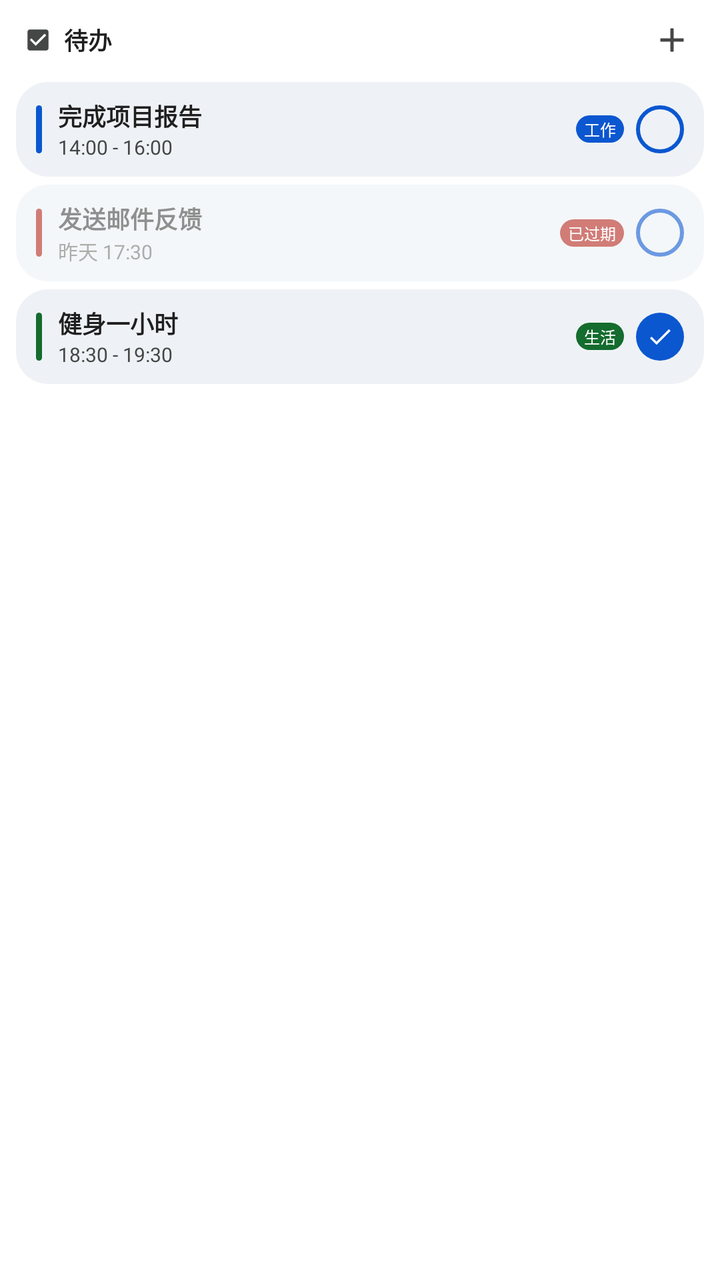
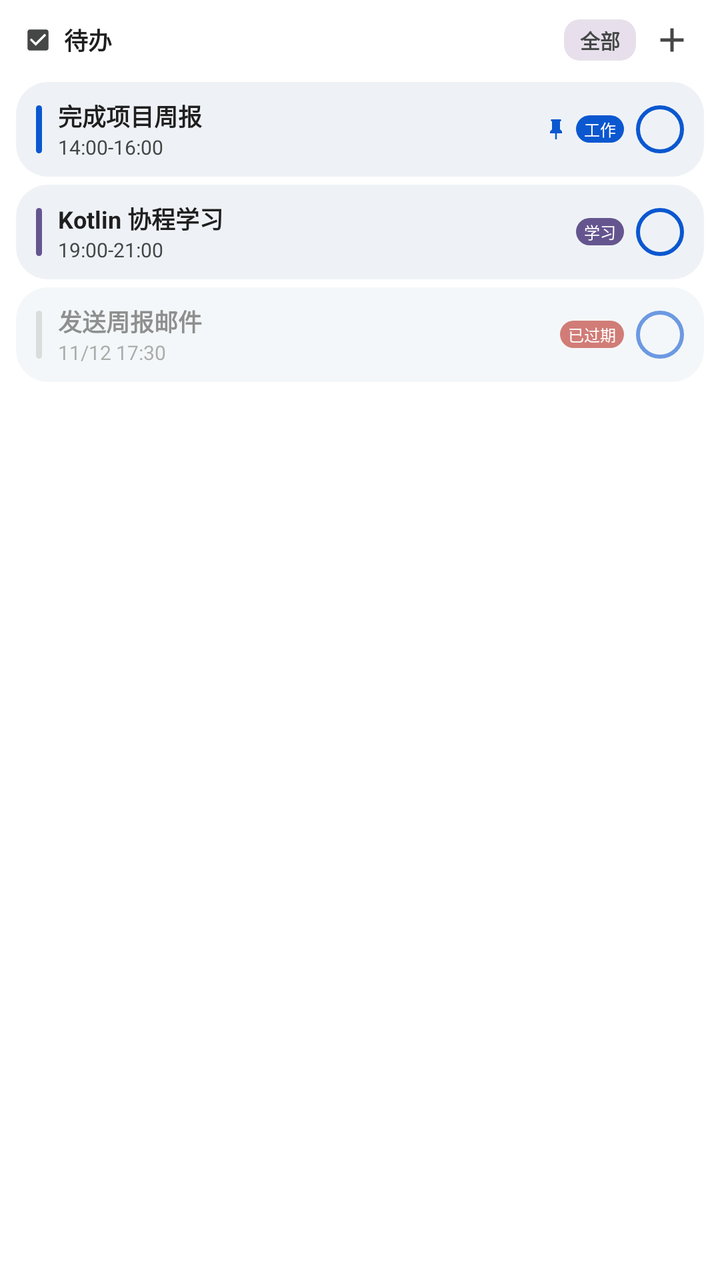

Two renders of the same Android screen: before a commit and after it. Below are the layout's source before the change and the commit's diff.
<!-- AndroidManifest.xml: application theme Theme.LiteTask -->
<!-- res/layout/widget_task_list_preview.xml -->
<?xml version="1.0" encoding="utf-8"?>
<LinearLayout xmlns:android="http://schemas.android.com/apk/res/android"
    android:layout_width="match_parent"
    android:layout_height="match_parent"
    android:orientation="vertical"
    android:background="@drawable/widget_background"
    android:paddingBottom="16dp">

    
    <LinearLayout
        android:layout_width="match_parent"
        android:layout_height="wrap_content"
        android:orientation="horizontal"
        android:gravity="center_vertical"
        android:paddingStart="12dp"
        android:paddingEnd="12dp"
        android:paddingTop="8dp"
        android:paddingBottom="8dp">

        <ImageView
            android:layout_width="14dp"
            android:layout_height="14dp"
            android:src="@drawable/ic_widget_task"
            android:contentDescription="@null" />

        <TextView
            android:layout_width="0dp"
            android:layout_height="wrap_content"
            android:layout_weight="1"
            android:layout_marginStart="6dp"
            android:text="@string/widget_task_list_title"
            android:textColor="@color/on_surface"
            android:textSize="12sp"
            android:textStyle="bold" />

        <ImageView
            android:layout_width="24dp"
            android:layout_height="24dp"
            android:padding="2dp"
            android:src="@drawable/ic_widget_add"
            android:contentDescription="@null" />
    </LinearLayout>

    
    <LinearLayout
        android:layout_width="match_parent"
        android:layout_height="wrap_content"
        android:orientation="horizontal"
        android:gravity="center_vertical"
        android:background="@drawable/widget_item_background"
        android:paddingStart="10dp"
        android:paddingEnd="10dp"
        android:paddingTop="8dp"
        android:paddingBottom="8dp"
        android:layout_marginStart="8dp"
        android:layout_marginEnd="8dp"
        android:layout_marginTop="1dp"
        android:layout_marginBottom="3dp">

        <ImageView
            android:layout_width="3dp"
            android:layout_height="24dp"
            android:src="@drawable/widget_type_indicator_work"
            android:scaleType="fitXY"
            android:contentDescription="@null" />

        <LinearLayout
            android:layout_width="0dp"
            android:layout_height="wrap_content"
            android:layout_weight="1"
            android:orientation="vertical"
            android:layout_marginStart="8dp"
            android:layout_marginEnd="6dp">

            <TextView
                android:layout_width="match_parent"
                android:layout_height="wrap_content"
                android:text="完成项目报告"
                android:textColor="@color/on_surface"
                android:textSize="12sp"
                android:textStyle="bold"
                android:maxLines="1" />

            <TextView
                android:layout_width="wrap_content"
                android:layout_height="wrap_content"
                android:text="14:00 - 16:00"
                android:textColor="@color/on_surface_variant"
                android:textSize="10sp" />
        </LinearLayout>

        <TextView
            android:layout_width="wrap_content"
            android:layout_height="wrap_content"
            android:layout_marginEnd="6dp"
            android:paddingHorizontal="4dp"
            android:paddingVertical="1dp"
            android:background="@drawable/widget_badge_work"
            android:text="@string/task_type_work"
            android:textColor="@android:color/white"
            android:textSize="8sp" />

        <ImageView
            android:layout_width="24dp"
            android:layout_height="24dp"
            android:src="@drawable/widget_checkbox_unchecked"
            android:contentDescription="@null" />
    </LinearLayout>

    
    <LinearLayout
        android:layout_width="match_parent"
        android:layout_height="wrap_content"
        android:orientation="horizontal"
        android:gravity="center_vertical"
        android:background="@drawable/widget_item_background"
        android:paddingStart="10dp"
        android:paddingEnd="10dp"
        android:paddingTop="8dp"
        android:paddingBottom="8dp"
        android:layout_marginStart="8dp"
        android:layout_marginEnd="8dp"
        android:layout_marginTop="1dp"
        android:layout_marginBottom="3dp"
        android:alpha="0.6">

        <ImageView
            android:layout_width="3dp"
            android:layout_height="24dp"
            android:src="@drawable/widget_type_indicator_urgent"
            android:scaleType="fitXY"
            android:contentDescription="@null" />

        <LinearLayout
            android:layout_width="0dp"
            android:layout_height="wrap_content"
            android:layout_weight="1"
            android:orientation="vertical"
            android:layout_marginStart="8dp"
            android:layout_marginEnd="6dp">

            <TextView
                android:layout_width="match_parent"
                android:layout_height="wrap_content"
                android:text="发送邮件反馈"
                android:textColor="@color/on_surface_variant"
                android:textSize="12sp"
                android:textStyle="bold"
                android:maxLines="1" />

            <TextView
                android:layout_width="wrap_content"
                android:layout_height="wrap_content"
                android:text="昨天 17:30"
                android:textColor="@color/outline"
                android:textSize="10sp" />
        </LinearLayout>

        <TextView
            android:layout_width="wrap_content"
            android:layout_height="wrap_content"
            android:layout_marginEnd="6dp"
            android:paddingHorizontal="4dp"
            android:paddingVertical="1dp"
            android:background="@drawable/widget_urgent_badge"
            android:text="@string/expired_tasks_header"
            android:textColor="@android:color/white"
            android:textSize="8sp" />

        <ImageView
            android:layout_width="24dp"
            android:layout_height="24dp"
            android:src="@drawable/widget_checkbox_unchecked"
            android:contentDescription="@null" />
    </LinearLayout>

    
    <LinearLayout
        android:layout_width="match_parent"
        android:layout_height="wrap_content"
        android:orientation="horizontal"
        android:gravity="center_vertical"
        android:background="@drawable/widget_item_background"
        android:paddingStart="10dp"
        android:paddingEnd="10dp"
        android:paddingTop="8dp"
        android:paddingBottom="8dp"
        android:layout_marginStart="8dp"
        android:layout_marginEnd="8dp"
        android:layout_marginTop="1dp"
        android:layout_marginBottom="3dp">

        <ImageView
            android:layout_width="3dp"
            android:layout_height="24dp"
            android:src="@drawable/widget_type_indicator_life"
            android:scaleType="fitXY"
            android:contentDescription="@null" />

        <LinearLayout
            android:layout_width="0dp"
            android:layout_height="wrap_content"
            android:layout_weight="1"
            android:orientation="vertical"
            android:layout_marginStart="8dp"
            android:layout_marginEnd="6dp">

            <TextView
                android:layout_width="match_parent"
                android:layout_height="wrap_content"
                android:text="健身一小时"
                android:textColor="@color/on_surface"
                android:textSize="12sp"
                android:textStyle="bold"
                android:maxLines="1" />

            <TextView
                android:layout_width="wrap_content"
                android:layout_height="wrap_content"
                android:text="18:30 - 19:30"
                android:textColor="@color/on_surface_variant"
                android:textSize="10sp" />
        </LinearLayout>

        <TextView
            android:layout_width="wrap_content"
            android:layout_height="wrap_content"
            android:layout_marginEnd="6dp"
            android:paddingHorizontal="4dp"
            android:paddingVertical="1dp"
            android:background="@drawable/widget_badge_life"
            android:text="@string/task_type_life"
            android:textColor="@android:color/white"
            android:textSize="8sp" />

        <ImageView
            android:layout_width="24dp"
            android:layout_height="24dp"
            android:src="@drawable/widget_checkbox_checked"
            android:contentDescription="@null" />
    </LinearLayout>

</LinearLayout>
<!-- resources referenced by this layout -->
<resources>
  <color name="on_surface">#FF1F1F1F</color>
  <color name="on_surface_variant">#FF444746</color>
  <color name="outline">#FF747775</color>
  <!-- drawable widget_background (drawable) -->
  <?xml version="1.0" encoding="utf-8"?>
  <shape xmlns:android="http://schemas.android.com/apk/res/android"
      android:shape="rectangle">
      <solid android:color="@color/surface" />
      <corners android:radius="28dp" />
  </shape>
  <!-- drawable widget_badge_life (drawable) -->
  <?xml version="1.0" encoding="utf-8"?>
  <shape xmlns:android="http://schemas.android.com/apk/res/android"
      android:shape="rectangle">
      <solid android:color="@color/life_task" />
      <corners android:radius="8dp" />
  </shape>
  <!-- drawable widget_badge_work (drawable) -->
  <?xml version="1.0" encoding="utf-8"?>
  <shape xmlns:android="http://schemas.android.com/apk/res/android"
      android:shape="rectangle">
      <solid android:color="@color/work_task" />
      <corners android:radius="8dp" />
  </shape>
  <!-- drawable widget_checkbox_checked (drawable) -->
  <?xml version="1.0" encoding="utf-8"?>
  <layer-list xmlns:android="http://schemas.android.com/apk/res/android">
      <item>
          <shape android:shape="oval">
              <solid android:color="@color/primary" />
              <size android:width="24dp" android:height="24dp" />
          </shape>
      </item>
      <item
          android:drawable="@drawable/ic_check_white"
          android:gravity="center"
          android:width="14dp"
          android:height="14dp" />
  </layer-list>
  <!-- drawable widget_item_background (drawable) -->
  <?xml version="1.0" encoding="utf-8"?>
  <shape xmlns:android="http://schemas.android.com/apk/res/android"
      android:shape="rectangle">
      <solid android:color="@color/surface_container" />
      <corners android:radius="16dp" />
  </shape>
  <!-- drawable widget_type_indicator_life (drawable) -->
  <?xml version="1.0" encoding="utf-8"?>
  <shape xmlns:android="http://schemas.android.com/apk/res/android"
      android:shape="rectangle">
      <solid android:color="@color/life_task" />
      <corners android:radius="4dp" />
  </shape>
  <!-- drawable widget_type_indicator_urgent (drawable) -->
  <?xml version="1.0" encoding="utf-8"?>
  <shape xmlns:android="http://schemas.android.com/apk/res/android"
      android:shape="rectangle">
      <solid android:color="@color/urgent_task" />
      <corners android:radius="4dp" />
  </shape>
  <!-- drawable widget_type_indicator_work (drawable) -->
  <?xml version="1.0" encoding="utf-8"?>
  <shape xmlns:android="http://schemas.android.com/apk/res/android"
      android:shape="rectangle">
      <solid android:color="@color/work_task" />
      <corners android:radius="4dp" />
  </shape>
  <!-- drawable widget_urgent_badge (drawable) -->
  <?xml version="1.0" encoding="utf-8"?>
  <shape xmlns:android="http://schemas.android.com/apk/res/android"
      android:shape="rectangle">
      <solid android:color="@color/urgent_task" />
      <corners android:radius="8dp" />
  </shape>
  <string name="expired_tasks_header">已过期</string>
  <string name="task_type_life">生活</string>
  <string name="task_type_work">工作</string>
  <string name="widget_task_list_title">待办</string>
  <color name="surface">#FFFFFFFF</color>
  <color name="life_task">#FF146C2E</color>
  <color name="work_task">#FF0B57D0</color>
  <color name="primary">#FF0B57D0</color>
  <!-- drawable ic_check_white (drawable) -->
  <?xml version="1.0" encoding="utf-8"?>
  <vector xmlns:android="http://schemas.android.com/apk/res/android"
      android:width="24dp"
      android:height="24dp"
      android:viewportWidth="24"
      android:viewportHeight="24">
      <path
          android:fillColor="#FFFFFF"
          android:pathData="M9,16.17L4.83,12l-1.42,1.41L9,19 21,7l-1.41,-1.41z" />
  </vector>
  <color name="surface_container">#FFEEF2F6</color>
  <color name="urgent_task">#FFB3261E</color>
  <!-- unchanged entries left out for length: 4 -->
</resources>

<!-- the commit's change to res/layout/widget_task_list_preview.xml (unified diff, before → after) -->
@@ -12,10 +12,8 @@
         android:layout_height="wrap_content"
         android:orientation="horizontal"
         android:gravity="center_vertical"
-        android:paddingStart="12dp"
-        android:paddingEnd="12dp"
-        android:paddingTop="8dp"
-        android:paddingBottom="8dp">
+        android:paddingHorizontal="12dp"
+        android:paddingVertical="8dp">
 
         <ImageView
             android:layout_width="14dp"
@@ -32,6 +30,19 @@
             android:textColor="@color/on_surface"
             android:textSize="12sp"
             android:textStyle="bold" />
+
+        <TextView
+            android:layout_width="wrap_content"
+            android:layout_height="wrap_content"
+            android:layout_marginEnd="6dp"
+            android:paddingHorizontal="8dp"
+            android:paddingVertical="3dp"
+            android:background="@drawable/widget_badge_background"
+            android:text="@string/widget_filter_all"
+            android:textColor="@color/on_surface_variant"
+            android:textSize="10sp"
+            android:textStyle="bold"
+            android:maxLines="1" />
 
         <ImageView
             android:layout_width="24dp"
@@ -45,199 +56,208 @@
     <LinearLayout
         android:layout_width="match_parent"
         android:layout_height="wrap_content"
-        android:orientation="horizontal"
-        android:gravity="center_vertical"
-        android:background="@drawable/widget_item_background"
-        android:paddingStart="10dp"
-        android:paddingEnd="10dp"
-        android:paddingTop="8dp"
-        android:paddingBottom="8dp"
-        android:layout_marginStart="8dp"
-        android:layout_marginEnd="8dp"
-        android:layout_marginTop="1dp"
-        android:layout_marginBottom="3dp">
-
-        <ImageView
-            android:layout_width="3dp"
-            android:layout_height="24dp"
-            android:src="@drawable/widget_type_indicator_work"
-            android:scaleType="fitXY"
-            android:contentDescription="@null" />
-
+        android:orientation="vertical"
+        android:paddingHorizontal="8dp">
+
+        
         <LinearLayout
-            android:layout_width="0dp"
-            android:layout_height="wrap_content"
-            android:layout_weight="1"
-            android:orientation="vertical"
-            android:layout_marginStart="8dp"
-            android:layout_marginEnd="6dp">
-
-            <TextView
-                android:layout_width="match_parent"
-                android:layout_height="wrap_content"
-                android:text="完成项目报告"
-                android:textColor="@color/on_surface"
-                android:textSize="12sp"
-                android:textStyle="bold"
-                android:maxLines="1" />
+            android:layout_width="match_parent"
+            android:layout_height="wrap_content"
+            android:orientation="horizontal"
+            android:gravity="center_vertical"
+            android:background="@drawable/widget_item_background"
+            android:paddingHorizontal="10dp"
+            android:paddingVertical="8dp"
+            android:layout_marginTop="1dp"
+            android:layout_marginBottom="3dp">
+
+            <ImageView
+                android:layout_width="3dp"
+                android:layout_height="24dp"
+                android:src="@drawable/widget_type_indicator_work"
+                android:scaleType="fitXY"
+                android:contentDescription="@null" />
+
+            <LinearLayout
+                android:layout_width="0dp"
+                android:layout_height="wrap_content"
+                android:layout_weight="1"
+                android:orientation="vertical"
+                android:layout_marginStart="8dp"
+                android:layout_marginEnd="6dp">
+
+                <TextView
+                    android:layout_width="match_parent"
+                    android:layout_height="wrap_content"
+                    android:text="完成项目周报"
+                    android:textColor="@color/on_surface"
+                    android:textSize="12sp"
+                    android:textStyle="bold"
+                    android:maxLines="1"
+                    android:ellipsize="end" />
+
+                <TextView
+                    android:layout_width="wrap_content"
+                    android:layout_height="wrap_content"
+                    android:text="14:00-16:00"
+                    android:textColor="@color/on_surface_variant"
+                    android:textSize="10sp"
+                    android:maxLines="1" />
+            </LinearLayout>
+
+            <ImageView
+                android:layout_width="12dp"
+                android:layout_height="12dp"
+                android:layout_marginEnd="4dp"
+                android:src="@drawable/ic_widget_pin"
+                android:contentDescription="@null" />
 
             <TextView
                 android:layout_width="wrap_content"
                 android:layout_height="wrap_content"
-                android:text="14:00 - 16:00"
-                android:textColor="@color/on_surface_variant"
-                android:textSize="10sp" />
+                android:layout_marginEnd="6dp"
+                android:paddingHorizontal="4dp"
+                android:paddingVertical="1dp"
+                android:background="@drawable/widget_badge_work"
+                android:text="@string/task_type_work"
+                android:textColor="@android:color/white"
+                android:textSize="8sp" />
+
+            <ImageView
+                android:layout_width="24dp"
+                android:layout_height="24dp"
+                android:src="@drawable/widget_checkbox_unchecked"
+                android:contentDescription="@null" />
         </LinearLayout>
 
-        <TextView
-            android:layout_width="wrap_content"
-            android:layout_height="wrap_content"
-            android:layout_marginEnd="6dp"
-            android:paddingHorizontal="4dp"
-            android:paddingVertical="1dp"
-            android:background="@drawable/widget_badge_work"
-            android:text="@string/task_type_work"
-            android:textColor="@android:color/white"
-            android:textSize="8sp" />
-
-        <ImageView
-            android:layout_width="24dp"
-            android:layout_height="24dp"
-            android:src="@drawable/widget_checkbox_unchecked"
-            android:contentDescription="@null" />
-    </LinearLayout>
-
-    
-    <LinearLayout
-        android:layout_width="match_parent"
-        android:layout_height="wrap_content"
-        android:orientation="horizontal"
-        android:gravity="center_vertical"
-        android:background="@drawable/widget_item_background"
-        android:paddingStart="10dp"
-        android:paddingEnd="10dp"
-        android:paddingTop="8dp"
-        android:paddingBottom="8dp"
-        android:layout_marginStart="8dp"
-        android:layout_marginEnd="8dp"
-        android:layout_marginTop="1dp"
-        android:layout_marginBottom="3dp"
-        android:alpha="0.6">
-
-        <ImageView
-            android:layout_width="3dp"
-            android:layout_height="24dp"
-            android:src="@drawable/widget_type_indicator_urgent"
-            android:scaleType="fitXY"
-            android:contentDescription="@null" />
-
+        
         <LinearLayout
-            android:layout_width="0dp"
-            android:layout_height="wrap_content"
-            android:layout_weight="1"
-            android:orientation="vertical"
-            android:layout_marginStart="8dp"
-            android:layout_marginEnd="6dp">
-
-            <TextView
-                android:layout_width="match_parent"
-                android:layout_height="wrap_content"
-                android:text="发送邮件反馈"
-                android:textColor="@color/on_surface_variant"
-                android:textSize="12sp"
-                android:textStyle="bold"
-                android:maxLines="1" />
+            android:layout_width="match_parent"
+            android:layout_height="wrap_content"
+            android:orientation="horizontal"
+            android:gravity="center_vertical"
+            android:background="@drawable/widget_item_background"
+            android:paddingHorizontal="10dp"
+            android:paddingVertical="8dp"
+            android:layout_marginTop="1dp"
+            android:layout_marginBottom="3dp">
+
+            <ImageView
+                android:layout_width="3dp"
+                android:layout_height="24dp"
+                android:src="@drawable/widget_type_indicator_study"
+                android:scaleType="fitXY"
+                android:contentDescription="@null" />
+
+            <LinearLayout
+                android:layout_width="0dp"
+                android:layout_height="wrap_content"
+                android:layout_weight="1"
+                android:orientation="vertical"
+                android:layout_marginStart="8dp"
+                android:layout_marginEnd="6dp">
+
+                <TextView
+                    android:layout_width="match_parent"
+                    android:layout_height="wrap_content"
+                    android:text="Kotlin 协程学习"
+                    android:textColor="@color/on_surface"
+                    android:textSize="12sp"
+                    android:textStyle="bold"
+                    android:maxLines="1"
+                    android:ellipsize="end" />
+
+                <TextView
+                    android:layout_width="wrap_content"
+                    android:layout_height="wrap_content"
+                    android:text="19:00-21:00"
+                    android:textColor="@color/on_surface_variant"
+                    android:textSize="10sp"
+                    android:maxLines="1" />
+            </LinearLayout>
 
             <TextView
                 android:layout_width="wrap_content"
                 android:layout_height="wrap_content"
-                android:text="昨天 17:30"
-                android:textColor="@color/outline"
-                android:textSize="10sp" />
+                android:layout_marginEnd="6dp"
+                android:paddingHorizontal="4dp"
+                android:paddingVertical="1dp"
+                android:background="@drawable/widget_badge_study"
+                android:text="@string/task_type_study"
+                android:textColor="@android:color/white"
+                android:textSize="8sp" />
+
+            <ImageView
+                android:layout_width="24dp"
+                android:layout_height="24dp"
+                android:src="@drawable/widget_checkbox_unchecked"
+                android:contentDescription="@null" />
         </LinearLayout>
 
-        <TextView
-            android:layout_width="wrap_content"
-            android:layout_height="wrap_content"
-            android:layout_marginEnd="6dp"
-            android:paddingHorizontal="4dp"
-            android:paddingVertical="1dp"
-            android:background="@drawable/widget_urgent_badge"
-            android:text="@string/expired_tasks_header"
-            android:textColor="@android:color/white"
-            android:textSize="8sp" />
-
-        <ImageView
-            android:layout_width="24dp"
-            android:layout_height="24dp"
-            android:src="@drawable/widget_checkbox_unchecked"
-            android:contentDescription="@null" />
-    </LinearLayout>
-
-    
-    <LinearLayout
-        android:layout_width="match_parent"
-        android:layout_height="wrap_content"
-        android:orientation="horizontal"
-        android:gravity="center_vertical"
-        android:background="@drawable/widget_item_background"
-        android:paddingStart="10dp"
-        android:paddingEnd="10dp"
-        android:paddingTop="8dp"
-        android:paddingBottom="8dp"
-        android:layout_marginStart="8dp"
-        android:layout_marginEnd="8dp"
-        android:layout_marginTop="1dp"
-        android:layout_marginBottom="3dp">
-
-        <ImageView
-            android:layout_width="3dp"
-            android:layout_height="24dp"
-            android:src="@drawable/widget_type_indicator_life"
-            android:scaleType="fitXY"
-            android:contentDescription="@null" />
-
+        
         <LinearLayout
-            android:layout_width="0dp"
-            android:layout_height="wrap_content"
-            android:layout_weight="1"
-            android:orientation="vertical"
-            android:layout_marginStart="8dp"
-            android:layout_marginEnd="6dp">
-
-            <TextView
-                android:layout_width="match_parent"
-                android:layout_height="wrap_content"
-                android:text="健身一小时"
-                android:textColor="@color/on_surface"
-                android:textSize="12sp"
-                android:textStyle="bold"
-                android:maxLines="1" />
+            android:layout_width="match_parent"
+            android:layout_height="wrap_content"
+            android:orientation="horizontal"
+            android:gravity="center_vertical"
+            android:background="@drawable/widget_item_background"
+            android:paddingHorizontal="10dp"
+            android:paddingVertical="8dp"
+            android:layout_marginTop="1dp"
+            android:layout_marginBottom="3dp"
+            android:alpha="0.6">
+
+            <ImageView
+                android:layout_width="3dp"
+                android:layout_height="24dp"
+                android:src="@drawable/widget_type_indicator_done"
+                android:scaleType="fitXY"
+                android:contentDescription="@null" />
+
+            <LinearLayout
+                android:layout_width="0dp"
+                android:layout_height="wrap_content"
+                android:layout_weight="1"
+                android:orientation="vertical"
+                android:layout_marginStart="8dp"
+                android:layout_marginEnd="6dp">
+
+                <TextView
+                    android:layout_width="match_parent"
+                    android:layout_height="wrap_content"
+                    android:text="发送周报邮件"
+                    android:textColor="@color/on_surface_variant"
+                    android:textSize="12sp"
+                    android:textStyle="bold"
+                    android:maxLines="1"
+                    android:ellipsize="end" />
+
+                <TextView
+                    android:layout_width="wrap_content"
+                    android:layout_height="wrap_content"
+                    android:text="11/12 17:30"
+                    android:textColor="@color/outline"
+                    android:textSize="10sp"
+                    android:maxLines="1" />
+            </LinearLayout>
 
             <TextView
                 android:layout_width="wrap_content"
                 android:layout_height="wrap_content"
-                android:text="18:30 - 19:30"
-                android:textColor="@color/on_surface_variant"
-                android:textSize="10sp" />
+                android:layout_marginEnd="6dp"
+                android:paddingHorizontal="4dp"
+                android:paddingVertical="1dp"
+                android:background="@drawable/widget_urgent_badge"
+                android:text="@string/expired_tasks_header"
+                android:textColor="@android:color/white"
+                android:textSize="8sp" />
+
+            <ImageView
+                android:layout_width="24dp"
+                android:layout_height="24dp"
+                android:src="@drawable/widget_checkbox_unchecked"
+                android:contentDescription="@null" />
         </LinearLayout>
-
-        <TextView
-            android:layout_width="wrap_content"
-            android:layout_height="wrap_content"
-            android:layout_marginEnd="6dp"
-            android:paddingHorizontal="4dp"
-            android:paddingVertical="1dp"
-            android:background="@drawable/widget_badge_life"
-            android:text="@string/task_type_life"
-            android:textColor="@android:color/white"
-            android:textSize="8sp" />
-
-        <ImageView
-            android:layout_width="24dp"
-            android:layout_height="24dp"
-            android:src="@drawable/widget_checkbox_checked"
-            android:contentDescription="@null" />
     </LinearLayout>
 
 </LinearLayout>
<!-- resource entries referenced after the edit -->
@@ -3,6 +3,17 @@
   <color name="on_surface">#FF1F1F1F</color>
   <color name="on_surface_variant">#FF444746</color>
   <color name="outline">#FF747775</color>
+  <!-- drawable ic_widget_pin (drawable) -->
+  <?xml version="1.0" encoding="utf-8"?>
+  <vector xmlns:android="http://schemas.android.com/apk/res/android"
+      android:width="16dp"
+      android:height="16dp"
+      android:viewportWidth="24"
+      android:viewportHeight="24">
+      <path
+          android:fillColor="@color/primary"
+          android:pathData="M16,12V4h1V2H7v2h1v8l-2,2v2h5.2v6h1.6v-6H18v-2l-2,-2z" />
+  </vector>
   <!-- drawable widget_background (drawable) -->
   <?xml version="1.0" encoding="utf-8"?>
   <shape xmlns:android="http://schemas.android.com/apk/res/android"
@@ -10,11 +21,18 @@
       <solid android:color="@color/surface" />
       <corners android:radius="28dp" />
   </shape>
-  <!-- drawable widget_badge_life (drawable) -->
+  <!-- drawable widget_badge_background (drawable) -->
   <?xml version="1.0" encoding="utf-8"?>
   <shape xmlns:android="http://schemas.android.com/apk/res/android"
       android:shape="rectangle">
-      <solid android:color="@color/life_task" />
+      <solid android:color="@color/surface_variant" />
+      <corners android:radius="8dp" />
+  </shape>
+  <!-- drawable widget_badge_study (drawable) -->
+  <?xml version="1.0" encoding="utf-8"?>
+  <shape xmlns:android="http://schemas.android.com/apk/res/android"
+      android:shape="rectangle">
+      <solid android:color="@color/study_task" />
       <corners android:radius="8dp" />
   </shape>
   <!-- drawable widget_badge_work (drawable) -->
@@ -24,21 +42,6 @@
       <solid android:color="@color/work_task" />
       <corners android:radius="8dp" />
   </shape>
-  <!-- drawable widget_checkbox_checked (drawable) -->
-  <?xml version="1.0" encoding="utf-8"?>
-  <layer-list xmlns:android="http://schemas.android.com/apk/res/android">
-      <item>
-          <shape android:shape="oval">
-              <solid android:color="@color/primary" />
-              <size android:width="24dp" android:height="24dp" />
-          </shape>
-      </item>
-      <item
-          android:drawable="@drawable/ic_check_white"
-          android:gravity="center"
-          android:width="14dp"
-          android:height="14dp" />
-  </layer-list>
   <!-- drawable widget_item_background (drawable) -->
   <?xml version="1.0" encoding="utf-8"?>
   <shape xmlns:android="http://schemas.android.com/apk/res/android"
@@ -46,18 +49,18 @@
       <solid android:color="@color/surface_container" />
       <corners android:radius="16dp" />
   </shape>
-  <!-- drawable widget_type_indicator_life (drawable) -->
+  <!-- drawable widget_type_indicator_done (drawable) -->
   <?xml version="1.0" encoding="utf-8"?>
   <shape xmlns:android="http://schemas.android.com/apk/res/android"
       android:shape="rectangle">
-      <solid android:color="@color/life_task" />
-      <corners android:radius="4dp" />
+      <solid android:color="@color/outline_variant" />
+      <corners android:radius="2dp" />
   </shape>
-  <!-- drawable widget_type_indicator_urgent (drawable) -->
+  <!-- drawable widget_type_indicator_study (drawable) -->
   <?xml version="1.0" encoding="utf-8"?>
   <shape xmlns:android="http://schemas.android.com/apk/res/android"
       android:shape="rectangle">
-      <solid android:color="@color/urgent_task" />
+      <solid android:color="@color/study_task" />
       <corners android:radius="4dp" />
   </shape>
   <!-- drawable widget_type_indicator_work (drawable) -->
@@ -75,25 +78,17 @@
       <corners android:radius="8dp" />
   </shape>
   <string name="expired_tasks_header">已过期</string>
-  <string name="task_type_life">生活</string>
+  <string name="task_type_study">学习</string>
   <string name="task_type_work">工作</string>
+  <string name="widget_filter_all">全部</string>
   <string name="widget_task_list_title">待办</string>
   <color name="surface">#FFFFFFFF</color>
-  <color name="life_task">#FF146C2E</color>
+  <color name="surface_variant">#FFE7E0EC</color>
+  <color name="study_task">#FF65558F</color>
   <color name="work_task">#FF0B57D0</color>
   <color name="primary">#FF0B57D0</color>
-  <!-- drawable ic_check_white (drawable) -->
-  <?xml version="1.0" encoding="utf-8"?>
-  <vector xmlns:android="http://schemas.android.com/apk/res/android"
-      android:width="24dp"
-      android:height="24dp"
-      android:viewportWidth="24"
-      android:viewportHeight="24">
-      <path
-          android:fillColor="#FFFFFF"
-          android:pathData="M9,16.17L4.83,12l-1.42,1.41L9,19 21,7l-1.41,-1.41z" />
-  </vector>
   <color name="surface_container">#FFEEF2F6</color>
+  <color name="outline_variant">#FFC4C7C5</color>
   <color name="urgent_task">#FFB3261E</color>
   <!-- unchanged entries left out for length: 4 -->
 </resources>
